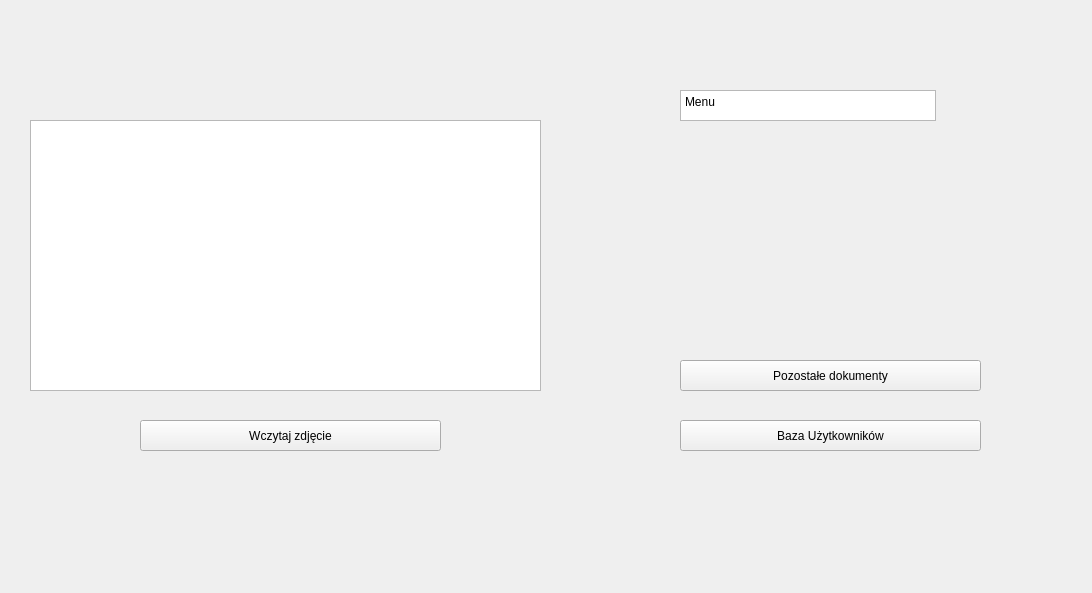
The window that form.ui (SnoxE/aipo-document-recognition) describes before a commit, drawn with Qt 5.
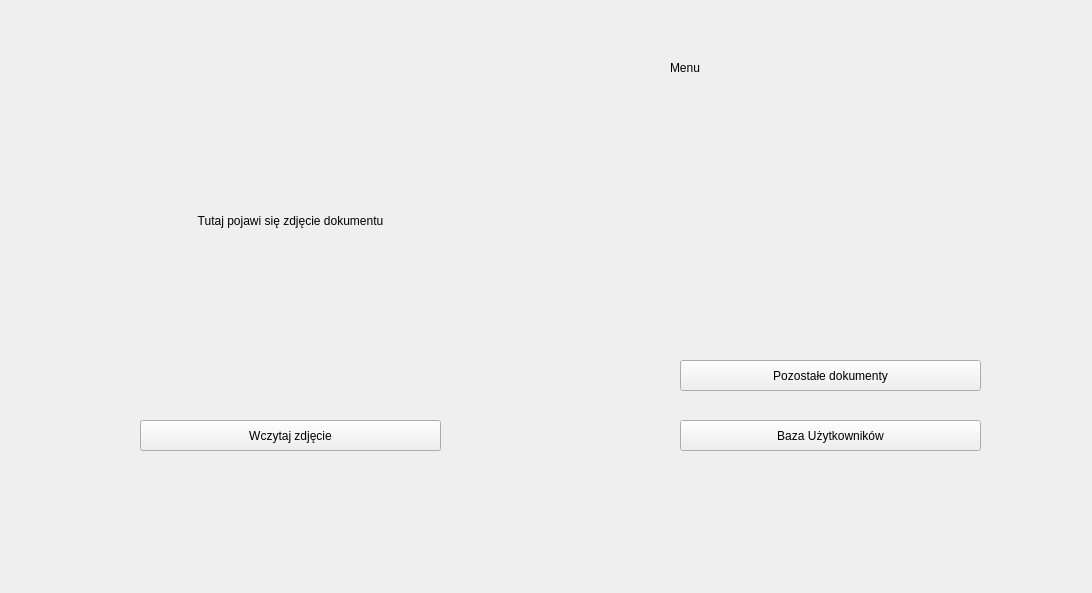
The same window after the commit.

Commit message: Restore main.py and implement photo upload

```diff
--- a/form.ui
+++ b/form.ui
@@ -13,17 +13,7 @@
   <property name="windowTitle">
    <string>Widget</string>
   </property>
-  <widget class="QGraphicsView" name="graphicsView">
-   <property name="geometry">
-    <rect>
-     <x>30</x>
-     <y>120</y>
-     <width>511</width>
-     <height>271</height>
-    </rect>
-   </property>
-  </widget>
-  <widget class="QPushButton" name="pushButton">
+  <widget class="QPushButton" name="uploadButton">
    <property name="geometry">
     <rect>
      <x>140</x>
@@ -36,26 +26,6 @@
     <string>Wczytaj zdjęcie</string>
    </property>
   </widget>
-  <widget class="QTextBrowser" name="textBrowser">
-   <property name="geometry">
-    <rect>
-     <x>680</x>
-     <y>90</y>
-     <width>256</width>
-     <height>31</height>
-    </rect>
-   </property>
-   <property name="html">
-    <string>&lt;!DOCTYPE HTML PUBLIC &quot;-//W3C//DTD HTML 4.0//EN&quot; &quot;http://www.w3.org/TR/REC-html40/strict.dtd&quot;&gt;
-&lt;html&gt;&lt;head&gt;&lt;meta name=&quot;qrichtext&quot; content=&quot;1&quot; /&gt;&lt;meta charset=&quot;utf-8&quot; /&gt;&lt;style type=&quot;text/css&quot;&gt;
-p, li { white-space: pre-wrap; }
-hr { height: 1px; border-width: 0; }
-li.unchecked::marker { content: &quot;\2610&quot;; }
-li.checked::marker { content: &quot;\2612&quot;; }
-&lt;/style&gt;&lt;/head&gt;&lt;body style=&quot; font-family:'Segoe UI'; font-size:9pt; font-weight:400; font-style:normal;&quot;&gt;
-&lt;p style=&quot; margin-top:0px; margin-bottom:0px; margin-left:0px; margin-right:0px; -qt-block-indent:0; text-indent:0px;&quot;&gt;Menu&lt;/p&gt;&lt;/body&gt;&lt;/html&gt;</string>
-   </property>
-  </widget>
   <widget class="QPushButton" name="pushButton_2">
    <property name="geometry">
     <rect>
@@ -82,6 +52,44 @@
     <string>Pozostałe dokumenty</string>
    </property>
   </widget>
+  <widget class="QLabel" name="photoField">
+   <property name="geometry">
+    <rect>
+     <x>70</x>
+     <y>70</y>
+     <width>441</width>
+     <height>301</height>
+    </rect>
+   </property>
+   <property name="autoFillBackground">
+    <bool>true</bool>
+   </property>
+   <property name="text">
+    <string>Tutaj pojawi się zdjęcie dokumentu</string>
+   </property>
+   <property name="scaledContents">
+    <bool>true</bool>
+   </property>
+   <property name="alignment">
+    <set>Qt::AlignCenter</set>
+   </property>
+  </widget>
+  <widget class="QLabel" name="label_2">
+   <property name="geometry">
+    <rect>
+     <x>670</x>
+     <y>60</y>
+     <width>181</width>
+     <height>16</height>
+    </rect>
+   </property>
+   <property name="text">
+    <string>Menu</string>
+   </property>
+   <property name="buddy">
+    <cstring>label_2</cstring>
+   </property>
+  </widget>
  </widget>
  <resources/>
  <connections/>
```
The commit also changes 2 other files.
